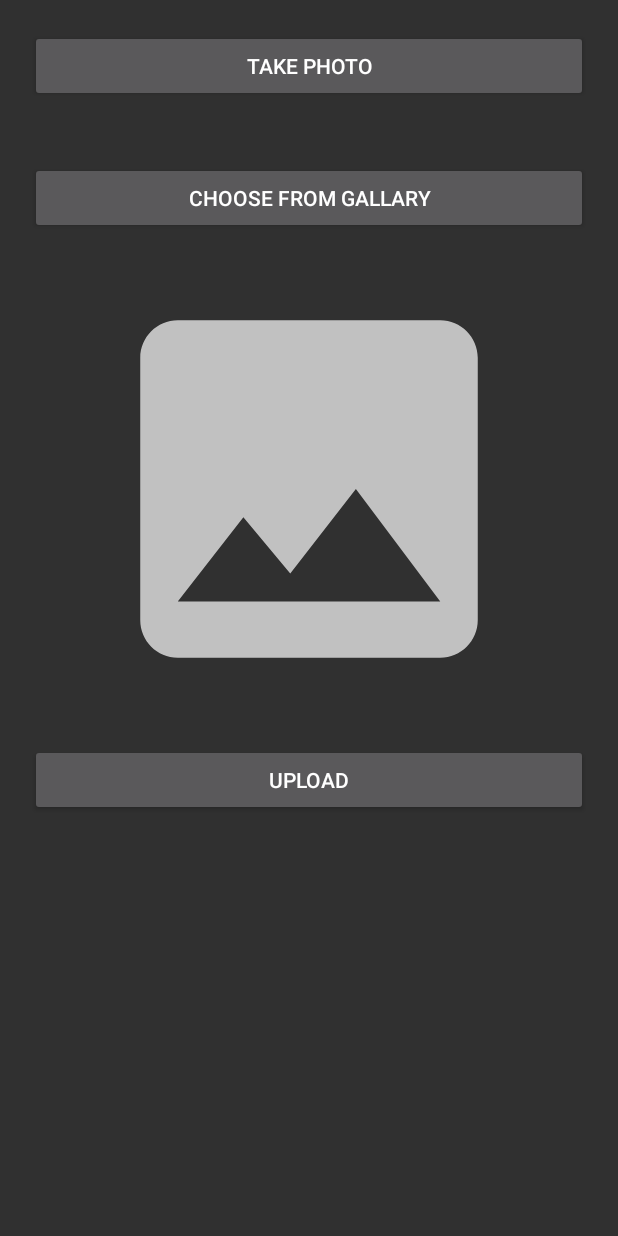
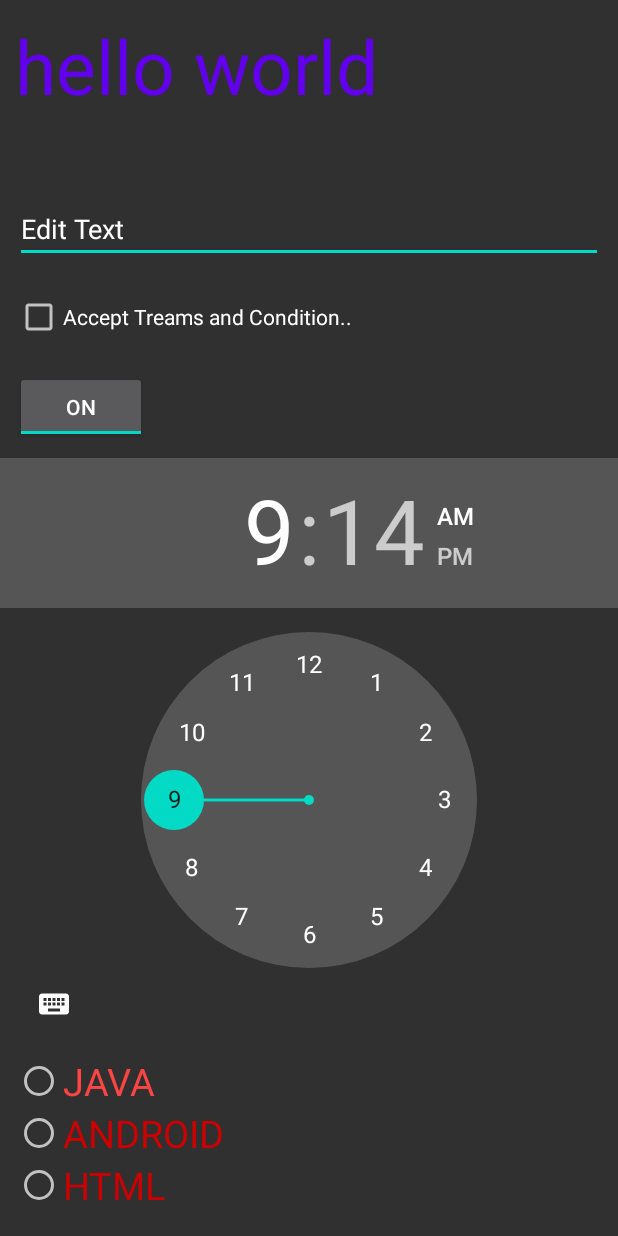
Before and after one commit to Ramprasathselvam/Card-Animation, an Android app: the screen it shows after launch (TakeImageActivity before the commit, UIControllersActivity after it), after a tap on "Login", on a phone screen of 412 x 824 dp. Run offline under Robolectric (Android 15) with nearby library versions, the phone set to English and light mode, and no system bars.

Commit message:
UI Controls

```diff
--- /dev/null
+++ b/app/src/main/java/com/example/helloworld/UIControllersActivity.java
@@ -0,0 +1,25 @@
+
+package com.example.helloworld;
+
+import androidx.annotation.NonNull;
+import androidx.appcompat.app.AppCompatActivity;
+
+import android.os.Bundle;
+import android.view.MenuItem;
+import android.widget.AdapterView;
+import android.widget.ArrayAdapter;
+import android.widget.Spinner;
+
+import java.util.ArrayList;
+import java.util.List;
+
+public class UIControllersActivity extends AppCompatActivity {
+
+    @Override
+    protected void onCreate(Bundle savedInstanceState) {
+        super.onCreate(savedInstanceState);
+        setContentView(R.layout.activity_u_i_controllers);
+
+
+    }
+}
--- a/app/src/main/java/com/example/helloworld/loginView.java
+++ b/app/src/main/java/com/example/helloworld/loginView.java
@@ -15,7 +15,7 @@ public class loginView extends AppCompatActivity {
     }
 
     public void loginBtnTapped(View view){
-        startActivity(new Intent(loginView.this, TakeImageActivity.class));
+        startActivity(new Intent(loginView.this, UIControllersActivity.class));
         finish();
     }
 }
--- /dev/null
+++ b/app/src/main/res/layout/activity_u_i_controllers.xml
@@ -0,0 +1,97 @@
+<?xml version="1.0" encoding="utf-8"?>
+<LinearLayout
+    xmlns:android="http://schemas.android.com/apk/res/android"
+    xmlns:app="http://schemas.android.com/apk/res-auto"
+    xmlns:tools="http://schemas.android.com/tools"
+    android:layout_width="match_parent"
+    android:layout_height="match_parent"
+    tools:context=".UIControllersActivity"
+    android:orientation="vertical"
+    >
+
+    <TextView
+        android:id="@+id/text_id"
+        android:layout_width="match_parent"
+        android:layout_height="100dp"
+        android:text="hello world"
+        android:textColor="@color/colorPrimary"
+        android:layout_centerVertical="true"
+        android:layout_alignParentEnd="true"
+        android:textSize="50dp"
+        android:layout_margin="10dp"/>
+
+    <EditText
+        android:id="@+id/edittext_id"
+        android:layout_width="fill_parent"
+        android:layout_height="wrap_content"
+        android:layout_alignLeft="@+id/button"
+        android:layout_below="@+id/textView1"
+        android:layout_margin="10dp"
+        android:ems="10"
+        android:text="Edit Text"
+        android:inputType="text" />
+
+    <CheckBox
+        android:id="@+id/checkBox_id"
+        android:layout_width="wrap_content"
+        android:layout_height="wrap_content"
+        android:text="Accept Treams and Condition.."
+        android:layout_above="@+id/button"
+        android:layout_centerHorizontal="true"
+        android:layout_margin="10dp"/>
+
+    <ToggleButton
+        android:layout_width="wrap_content"
+        android:layout_height="wrap_content"
+        android:text="On"
+        android:id="@+id/toggleButton"
+        android:checked="true"
+        android:layout_margin="10dp"
+        />
+
+    <TimePicker
+        android:id="@+id/timePicker1"
+        android:layout_width="wrap_content"
+        android:layout_height="wrap_content" />
+
+    <RadioGroup
+        android:id="@+id/radioGroup_id"
+        android:layout_width="fill_parent"
+        android:layout_height="wrap_content"
+        android:layout_margin="10dp"
+        >
+
+        <RadioButton
+            android:layout_width="match_parent"
+            android:layout_height="wrap_content"
+            android:text="JAVA"
+            android:id="@+id/radioButton"
+            android:textSize="25dp"
+            android:textColor="@android:color/holo_red_light"
+            android:checked="false"
+            android:layout_gravity="center_horizontal" />
+
+        <RadioButton
+            android:layout_width="match_parent"
+            android:layout_height="wrap_content"
+            android:text="ANDROID"
+            android:id="@+id/radioButton2"
+            android:layout_gravity="center_horizontal"
+            android:checked="false"
+            android:textColor="@android:color/holo_red_dark"
+            android:textSize="25dp" />
+
+        <RadioButton
+            android:layout_width="match_parent"
+            android:layout_height="wrap_content"
+            android:text="HTML"
+            android:id="@+id/radioButton3"
+            android:layout_gravity="center_horizontal"
+            android:checked="false"
+            android:textSize="25dp"
+            android:textColor="@android:color/holo_red_dark" />
+
+    </RadioGroup>
+
+
+</LinearLayout>
```
Also changed, not shown: app/src/main/AndroidManifest.xml (+7 -6 lines), app/src/main/java/com/example/helloworld/TakeImageActivity.java (+22 -34 lines).
